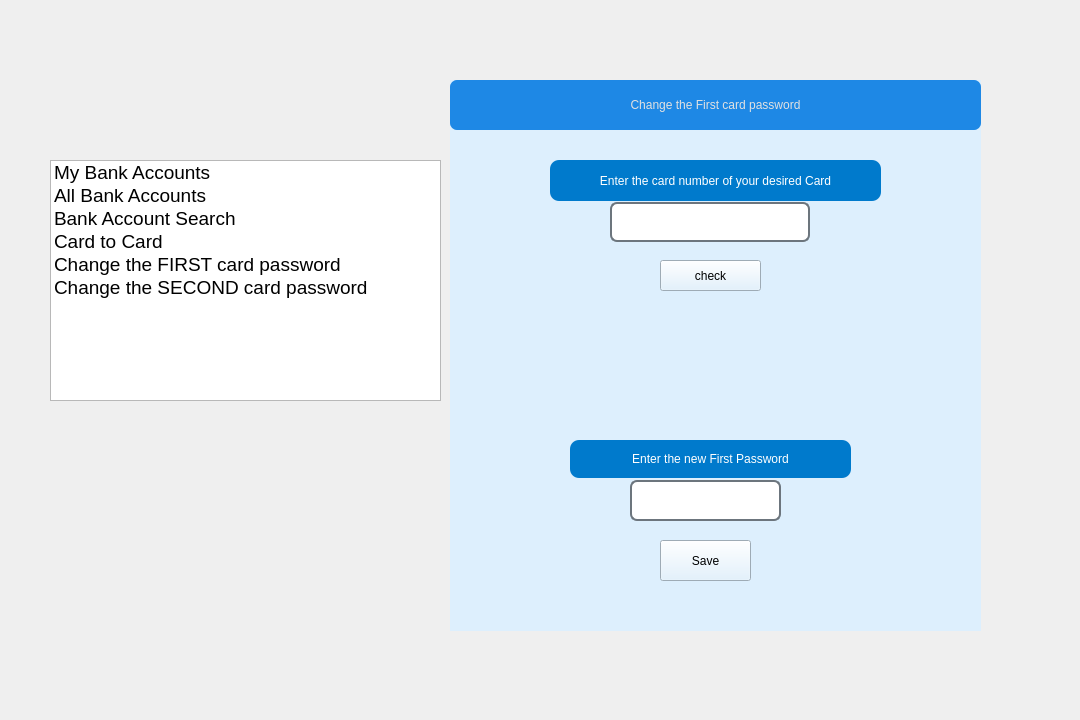
First picture: the form in UIAP_Final/costumerpanel.ui, repository a-HA7-z/UIAP_Final, before the edit.
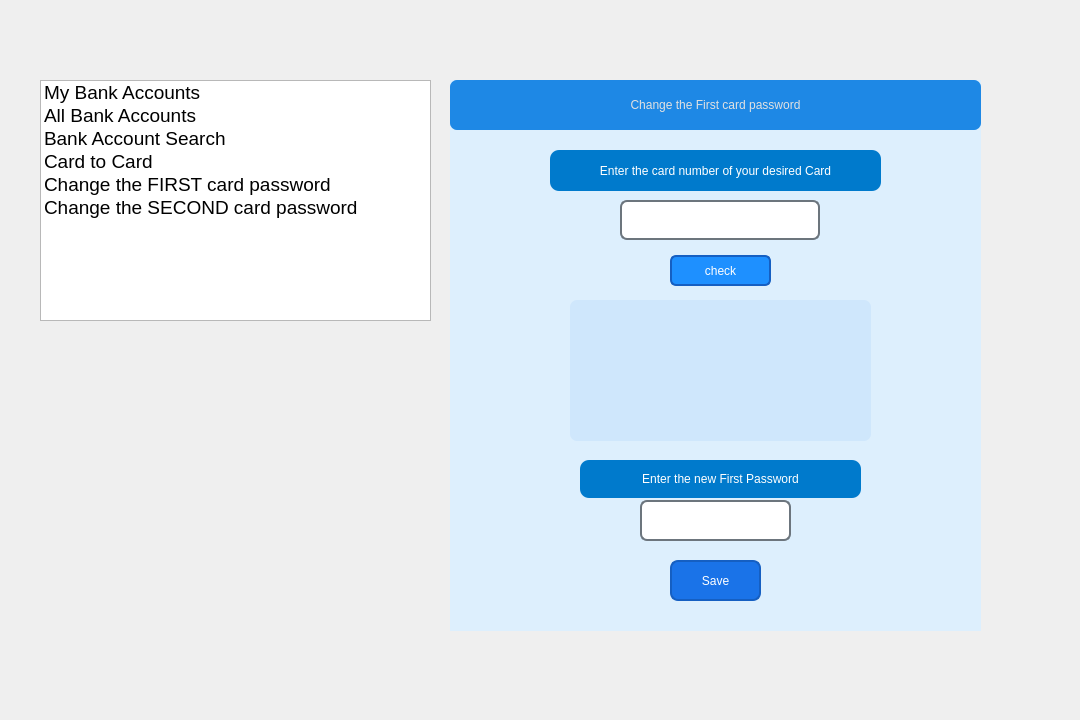
Second picture: the form after the edit. The open tabs and pages were chosen to show the change. Icons and pictures are not drawn.

What changed in the file:
```diff
--- a/UIAP_Final/costumerpanel.ui
+++ b/UIAP_Final/costumerpanel.ui
@@ -16,8 +16,8 @@
   <widget class="QListWidget" name="CostumerOptions">
    <property name="geometry">
     <rect>
-     <x>50</x>
-     <y>160</y>
+     <x>40</x>
+     <y>80</y>
      <width>391</width>
      <height>241</height>
     </rect>
@@ -96,7 +96,7 @@
     </rect>
    </property>
    <property name="styleSheet">
-    <string notr="true">background-color: rgb(221, 239, 253);</string>
+    <string notr="true"/>
    </property>
    <widget class="QWidget" name="blankPage">
     <property name="styleSheet">
@@ -493,15 +493,25 @@
     </widget>
    </widget>
    <widget class="QWidget" name="changePinPage">
+    <property name="styleSheet">
+     <string notr="true">background-color: rgb(221, 239, 253);</string>
+    </property>
     <widget class="QPushButton" name="checkCardNumber">
      <property name="geometry">
       <rect>
-       <x>210</x>
-       <y>180</y>
+       <x>220</x>
+       <y>175</y>
        <width>101</width>
        <height>31</height>
       </rect>
      </property>
+     <property name="styleSheet">
+      <string notr="true">background-color: rgb(30, 144, 255);
+color: rgb(255, 255, 255);
+font: 700 10pt &quot;Nirmala UI&quot;;
+border: 2px solid rgb(21, 95, 194); 
+border-radius: 6px;</string>
+     </property>
      <property name="text">
       <string>check</string>
      </property>
@@ -509,8 +519,8 @@
     <widget class="QLineEdit" name="cardNumberLineEdit">
      <property name="geometry">
       <rect>
-       <x>160</x>
-       <y>122</y>
+       <x>170</x>
+       <y>120</y>
        <width>200</width>
        <height>40</height>
       </rect>
@@ -526,8 +536,8 @@
     <widget class="QLineEdit" name="PinLineEdit">
      <property name="geometry">
       <rect>
-       <x>180</x>
-       <y>400</y>
+       <x>190</x>
+       <y>420</y>
        <width>151</width>
        <height>41</height>
       </rect>
@@ -566,7 +576,7 @@
      <property name="geometry">
       <rect>
        <x>100</x>
-       <y>80</y>
+       <y>70</y>
        <width>331</width>
        <height>41</height>
       </rect>
@@ -587,12 +597,18 @@
     <widget class="QLabel" name="cardInfoLabel">
      <property name="geometry">
       <rect>
-       <x>90</x>
-       <y>230</y>
-       <width>351</width>
-       <height>101</height>
+       <x>120</x>
+       <y>220</y>
+       <width>301</width>
+       <height>141</height>
       </rect>
      </property>
+     <property name="styleSheet">
+      <string notr="true">background-color: rgb(207, 231, 252);
+font: 12pt &quot;Segoe UI&quot;;
+border-radius: 7px;
+color: rgb(26, 26, 26);</string>
+     </property>
      <property name="text">
       <string/>
      </property>
@@ -606,8 +622,8 @@
     <widget class="QLabel" name="label_9">
      <property name="geometry">
       <rect>
-       <x>120</x>
-       <y>360</y>
+       <x>130</x>
+       <y>380</y>
        <width>281</width>
        <height>38</height>
       </rect>
@@ -628,12 +644,19 @@
     <widget class="QPushButton" name="savePinButton">
      <property name="geometry">
       <rect>
-       <x>210</x>
-       <y>460</y>
+       <x>220</x>
+       <y>480</y>
        <width>91</width>
        <height>41</height>
       </rect>
      </property>
+     <property name="styleSheet">
+      <string notr="true">background-color: rgb(26, 115, 232);
+color: rgb(255, 255, 255);
+font: 700 10pt &quot;Nirmala UI&quot;;
+border: 2px solid rgb(21, 95, 194); 
+border-radius: 8px;</string>
+     </property>
      <property name="text">
       <string>Save</string>
      </property>
@@ -787,6 +810,25 @@
     </widget>
    </widget>
   </widget>
+  <widget class="QLabel" name="background">
+   <property name="geometry">
+    <rect>
+     <x>0</x>
+     <y>0</y>
+     <width>1080</width>
+     <height>720</height>
+    </rect>
+   </property>
+   <property name="styleSheet">
+    <string notr="true">background-image: url(:/background1/costumerPanel.png);</string>
+   </property>
+   <property name="text">
+    <string/>
+   </property>
+  </widget>
+  <zorder>background</zorder>
+  <zorder>CostumerOptions</zorder>
+  <zorder>stackedWidget</zorder>
  </widget>
  <resources/>
  <connections/>
```
Left out of the diff: 107 changed lines with no effect on the pictures.
